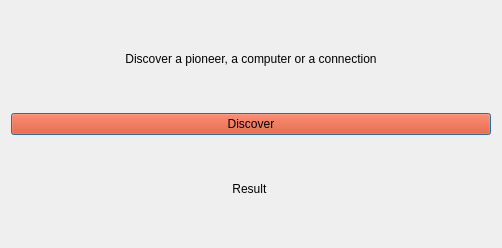
The window that hoopergui/discover_widget.ui (VLN1-15-30/fall-project) describes before a commit, drawn with Qt 5.
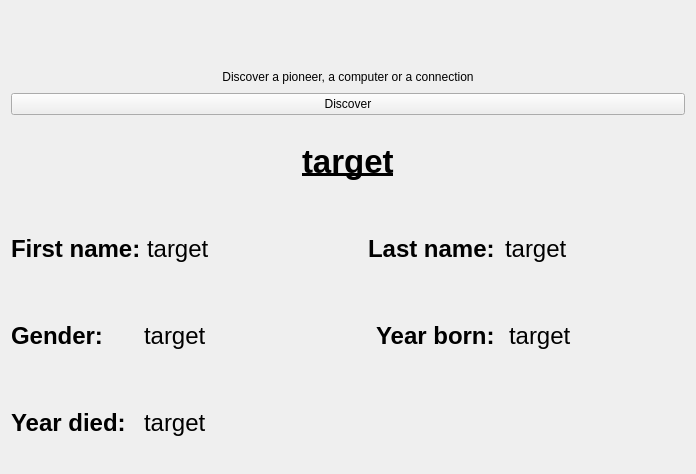
The same window after the commit. Icons and pictures are not drawn.

Commit message: discover interface and code

Patch:
```diff
--- a/hoopergui/discover_widget.ui
+++ b/hoopergui/discover_widget.ui
@@ -6,16 +6,53 @@
    <rect>
     <x>0</x>
     <y>0</y>
-    <width>502</width>
-    <height>248</height>
+    <width>696</width>
+    <height>474</height>
    </rect>
   </property>
   <property name="windowTitle">
    <string>Form</string>
   </property>
   <layout class="QVBoxLayout" name="verticalLayout">
+   <item alignment="Qt::AlignHCenter">
+    <widget class="QLabel" name="label">
+     <property name="sizePolicy">
+      <sizepolicy hsizetype="Fixed" vsizetype="Fixed">
+       <horstretch>0</horstretch>
+       <verstretch>0</verstretch>
+      </sizepolicy>
+     </property>
+     <property name="minimumSize">
+      <size>
+       <width>70</width>
+       <height>50</height>
+      </size>
+     </property>
+     <property name="maximumSize">
+      <size>
+       <width>70</width>
+       <height>50</height>
+      </size>
+     </property>
+     <property name="text">
+      <string/>
+     </property>
+     <property name="pixmap">
+      <pixmap resource="hooper_resource.qrc">:/hooper/prefix3/icon-eye.png</pixmap>
+     </property>
+     <property name="scaledContents">
+      <bool>true</bool>
+     </property>
+    </widget>
+   </item>
    <item>
     <widget class="QLabel" name="label_info">
+     <property name="maximumSize">
+      <size>
+       <width>16777215</width>
+       <height>20</height>
+      </size>
+     </property>
      <property name="text">
       <string>Discover a pioneer, a computer or a connection</string>
      </property>
@@ -26,421 +63,6 @@
    </item>
    <item>
     <widget class="QPushButton" name="pushButton_discover">
-     <property name="palette">
-      <palette>
-       <active>
-        <colorrole role="WindowText">
-         <brush brushstyle="SolidPattern">
-          <color alpha="255">
-           <red>0</red>
-           <green>0</green>
-           <blue>0</blue>
-          </color>
-         </brush>
-        </colorrole>
-        <colorrole role="Button">
-         <brush brushstyle="SolidPattern">
-          <color alpha="255">
-           <red>237</red>
-           <green>54</green>
-           <blue>0</blue>
-          </color>
-         </brush>
-        </colorrole>
-        <colorrole role="Light">
-         <brush brushstyle="SolidPattern">
-          <color alpha="255">
-           <red>255</red>
-           <green>136</green>
-           <blue>100</blue>
-          </color>
-         </brush>
-        </colorrole>
-        <colorrole role="Midlight">
-         <brush brushstyle="SolidPattern">
-          <color alpha="255">
-           <red>246</red>
-           <green>95</green>
-           <blue>50</blue>
-          </color>
-         </brush>
-        </colorrole>
-        <colorrole role="Dark">
-         <brush brushstyle="SolidPattern">
-          <color alpha="255">
-           <red>118</red>
-           <green>27</green>
-           <blue>0</blue>
-          </color>
-         </brush>
-        </colorrole>
-        <colorrole role="Mid">
-         <brush brushstyle="SolidPattern">
-          <color alpha="255">
-           <red>158</red>
-           <green>36</green>
-           <blue>0</blue>
-          </color>
-         </brush>
-        </colorrole>
-        <colorrole role="Text">
-         <brush brushstyle="SolidPattern">
-          <color alpha="255">
-           <red>0</red>
-           <green>0</green>
-           <blue>0</blue>
-          </color>
-         </brush>
-        </colorrole>
-        <colorrole role="BrightText">
-         <brush brushstyle="SolidPattern">
-          <color alpha="255">
-           <red>255</red>
-           <green>255</green>
-           <blue>255</blue>
-          </color>
-         </brush>
-        </colorrole>
-        <colorrole role="ButtonText">
-         <brush brushstyle="SolidPattern">
-          <color alpha="255">
-           <red>0</red>
-           <green>0</green>
-           <blue>0</blue>
-          </color>
-         </brush>
-        </colorrole>
-        <colorrole role="Base">
-         <brush brushstyle="SolidPattern">
-          <color alpha="255">
-           <red>255</red>
-           <green>255</green>
-           <blue>255</blue>
-          </color>
-         </brush>
-        </colorrole>
-        <colorrole role="Window">
-         <brush brushstyle="SolidPattern">
-          <color alpha="255">
-           <red>237</red>
-           <green>54</green>
-           <blue>0</blue>
-          </color>
-         </brush>
-        </colorrole>
-        <colorrole role="Shadow">
-         <brush brushstyle="SolidPattern">
-          <color alpha="255">
-           <red>0</red>
-           <green>0</green>
-           <blue>0</blue>
-          </color>
-         </brush>
-        </colorrole>
-        <colorrole role="AlternateBase">
-         <brush brushstyle="SolidPattern">
-          <color alpha="255">
-           <red>246</red>
-           <green>154</green>
-           <blue>127</blue>
-          </color>
-         </brush>
-        </colorrole>
-        <colorrole role="ToolTipBase">
-         <brush brushstyle="SolidPattern">
-          <color alpha="255">
-           <red>255</red>
-           <green>255</green>
-           <blue>220</blue>
-          </color>
-         </brush>
-        </colorrole>
-        <colorrole role="ToolTipText">
-         <brush brushstyle="SolidPattern">
-          <color alpha="255">
-           <red>0</red>
-           <green>0</green>
-           <blue>0</blue>
-          </color>
-         </brush>
-        </colorrole>
-       </active>
-       <inactive>
-        <colorrole role="WindowText">
-         <brush brushstyle="SolidPattern">
-          <color alpha="255">
-           <red>0</red>
-           <green>0</green>
-           <blue>0</blue>
-          </color>
-         </brush>
-        </colorrole>
-        <colorrole role="Button">
-         <brush brushstyle="SolidPattern">
-          <color alpha="255">
-           <red>237</red>
-           <green>54</green>
-           <blue>0</blue>
-          </color>
-         </brush>
-        </colorrole>
-        <colorrole role="Light">
-         <brush brushstyle="SolidPattern">
-          <color alpha="255">
-           <red>255</red>
-           <green>136</green>
-           <blue>100</blue>
-          </color>
-         </brush>
-        </colorrole>
-        <colorrole role="Midlight">
-         <brush brushstyle="SolidPattern">
-          <color alpha="255">
-           <red>246</red>
-           <green>95</green>
-           <blue>50</blue>
-          </color>
-         </brush>
-        </colorrole>
-        <colorrole role="Dark">
-         <brush brushstyle="SolidPattern">
-          <color alpha="255">
-           <red>118</red>
-           <green>27</green>
-           <blue>0</blue>
-          </color>
-         </brush>
-        </colorrole>
-        <colorrole role="Mid">
-         <brush brushstyle="SolidPattern">
-          <color alpha="255">
-           <red>158</red>
-           <green>36</green>
-           <blue>0</blue>
-          </color>
-         </brush>
-        </colorrole>
-        <colorrole role="Text">
-         <brush brushstyle="SolidPattern">
-          <color alpha="255">
-           <red>0</red>
-           <green>0</green>
-           <blue>0</blue>
-          </color>
-         </brush>
-        </colorrole>
-        <colorrole role="BrightText">
-         <brush brushstyle="SolidPattern">
-          <color alpha="255">
-           <red>255</red>
-           <green>255</green>
-           <blue>255</blue>
-          </color>
-         </brush>
-        </colorrole>
-        <colorrole role="ButtonText">
-         <brush brushstyle="SolidPattern">
-          <color alpha="255">
-           <red>0</red>
-           <green>0</green>
-           <blue>0</blue>
-          </color>
-         </brush>
-        </colorrole>
-        <colorrole role="Base">
-         <brush brushstyle="SolidPattern">
-          <color alpha="255">
-           <red>255</red>
-           <green>255</green>
-           <blue>255</blue>
-          </color>
-         </brush>
-        </colorrole>
-        <colorrole role="Window">
-         <brush brushstyle="SolidPattern">
-          <color alpha="255">
-           <red>237</red>
-           <green>54</green>
-           <blue>0</blue>
-          </color>
-         </brush>
-        </colorrole>
-        <colorrole role="Shadow">
-         <brush brushstyle="SolidPattern">
-          <color alpha="255">
-           <red>0</red>
-           <green>0</green>
-           <blue>0</blue>
-          </color>
-         </brush>
-        </colorrole>
-        <colorrole role="AlternateBase">
-         <brush brushstyle="SolidPattern">
-          <color alpha="255">
-           <red>246</red>
-           <green>154</green>
-           <blue>127</blue>
-          </color>
-         </brush>
-        </colorrole>
-        <colorrole role="ToolTipBase">
-         <brush brushstyle="SolidPattern">
-          <color alpha="255">
-           <red>255</red>
-           <green>255</green>
-           <blue>220</blue>
-          </color>
-         </brush>
-        </colorrole>
-        <colorrole role="ToolTipText">
-         <brush brushstyle="SolidPattern">
-          <color alpha="255">
-           <red>0</red>
-           <green>0</green>
-           <blue>0</blue>
-          </color>
-         </brush>
-        </colorrole>
-       </inactive>
-       <disabled>
-        <colorrole role="WindowText">
-         <brush brushstyle="SolidPattern">
-          <color alpha="255">
-           <red>118</red>
-           <green>27</green>
-           <blue>0</blue>
-          </color>
-         </brush>
-        </colorrole>
-        <colorrole role="Button">
-         <brush brushstyle="SolidPattern">
-          <color alpha="255">
-           <red>237</red>
-           <green>54</green>
-           <blue>0</blue>
-          </color>
-         </brush>
-        </colorrole>
-        <colorrole role="Light">
-         <brush brushstyle="SolidPattern">
-          <color alpha="255">
-           <red>255</red>
-           <green>136</green>
-           <blue>100</blue>
-          </color>
-         </brush>
-        </colorrole>
-        <colorrole role="Midlight">
-         <brush brushstyle="SolidPattern">
-          <color alpha="255">
-           <red>246</red>
-           <green>95</green>
-           <blue>50</blue>
-          </color>
-         </brush>
-        </colorrole>
-        <colorrole role="Dark">
-         <brush brushstyle="SolidPattern">
-          <color alpha="255">
-           <red>118</red>
-           <green>27</green>
-           <blue>0</blue>
-          </color>
-         </brush>
-        </colorrole>
-        <colorrole role="Mid">
-         <brush brushstyle="SolidPattern">
-          <color alpha="255">
-           <red>158</red>
-           <green>36</green>
-           <blue>0</blue>
-          </color>
-         </brush>
-        </colorrole>
-        <colorrole role="Text">
-         <brush brushstyle="SolidPattern">
-          <color alpha="255">
-           <red>118</red>
-           <green>27</green>
-           <blue>0</blue>
-          </color>
-         </brush>
-        </colorrole>
-        <colorrole role="BrightText">
-         <brush brushstyle="SolidPattern">
-          <color alpha="255">
-           <red>255</red>
-           <green>255</green>
-           <blue>255</blue>
-          </color>
-         </brush>
-        </colorrole>
-        <colorrole role="ButtonText">
-         <brush brushstyle="SolidPattern">
-          <color alpha="255">
-           <red>118</red>
-           <green>27</green>
-           <blue>0</blue>
-          </color>
-         </brush>
-        </colorrole>
-        <colorrole role="Base">
-         <brush brushstyle="SolidPattern">
-          <color alpha="255">
-           <red>237</red>
-           <green>54</green>
-           <blue>0</blue>
-          </color>
-         </brush>
-        </colorrole>
-        <colorrole role="Window">
-         <brush brushstyle="SolidPattern">
-          <color alpha="255">
-           <red>237</red>
-           <green>54</green>
-           <blue>0</blue>
-          </color>
-         </brush>
-        </colorrole>
-        <colorrole role="Shadow">
-         <brush brushstyle="SolidPattern">
-          <color alpha="255">
-           <red>0</red>
-           <green>0</green>
-           <blue>0</blue>
-          </color>
-         </brush>
-        </colorrole>
-        <colorrole role="AlternateBase">
-         <brush brushstyle="SolidPattern">
-          <color alpha="255">
-           <red>237</red>
-           <green>54</green>
-           <blue>0</blue>
-          </color>
-         </brush>
-        </colorrole>
-        <colorrole role="ToolTipBase">
-         <brush brushstyle="SolidPattern">
-          <color alpha="255">
-           <red>255</red>
-           <green>255</green>
-           <blue>220</blue>
-          </color>
-         </brush>
-        </colorrole>
-        <colorrole role="ToolTipText">
-         <brush brushstyle="SolidPattern">
-          <color alpha="255">
-           <red>0</red>
-           <green>0</green>
-           <blue>0</blue>
-          </color>
-         </brush>
-        </colorrole>
-       </disabled>
-      </palette>
-     </property>
      <property name="styleSheet">
       <string notr="true">background {rgb(131, 58, 255)}</string>
      </property>
@@ -448,26 +70,259 @@
       <string>Discover</string>
      </property>
      <property name="autoDefault">
-      <bool>false</bool>
+      <bool>true</bool>
      </property>
      <property name="default">
-      <bool>true</bool>
+      <bool>false</bool>
      </property>
      <property name="flat">
       <bool>false</bool>
      </property>
     </widget>
    </item>
-   <item>
-    <widget class="QLabel" name="label_result">
+   <item alignment="Qt::AlignHCenter|Qt::AlignVCenter">
+    <widget class="QLabel" name="label_target">
+     <property name="font">
+      <font>
+       <pointsize>25</pointsize>
+       <weight>75</weight>
+       <bold>true</bold>
+       <underline>true</underline>
+      </font>
+     </property>
      <property name="text">
-      <string>Result </string>
-     </property>
-     <property name="alignment">
-      <set>Qt::AlignCenter</set>
+      <string>target</string>
      </property>
     </widget>
    </item>
+   <item>
+    <layout class="QHBoxLayout" name="horizontalLayout">
+     <item alignment="Qt::AlignLeft">
+      <widget class="QLabel" name="label_define_1">
+       <property name="font">
+        <font>
+         <pointsize>18</pointsize>
+         <weight>75</weight>
+         <bold>true</bold>
+        </font>
+       </property>
+       <property name="text">
+        <string>First name:</string>
+       </property>
+      </widget>
+     </item>
+     <item>
+      <widget class="QLabel" name="label_target_1">
+       <property name="maximumSize">
+        <size>
+         <width>115</width>
+         <height>16777215</height>
+        </size>
+       </property>
+       <property name="font">
+        <font>
+         <pointsize>18</pointsize>
+        </font>
+       </property>
+       <property name="text">
+        <string>target</string>
+       </property>
+      </widget>
+     </item>
+     <item>
+      <spacer name="horizontalSpacer_4">
+       <property name="orientation">
+        <enum>Qt::Horizontal</enum>
+       </property>
+       <property name="sizeType">
+        <enum>QSizePolicy::Fixed</enum>
+       </property>
+       <property name="sizeHint" stdset="0">
+        <size>
+         <width>100</width>
+         <height>20</height>
+        </size>
+       </property>
+      </spacer>
+     </item>
+     <item alignment="Qt::AlignLeft">
+      <widget class="QLabel" name="label_define_2">
+       <property name="font">
+        <font>
+         <pointsize>18</pointsize>
+         <weight>75</weight>
+         <bold>true</bold>
+        </font>
+       </property>
+       <property name="text">
+        <string>Last name:</string>
+       </property>
+      </widget>
+     </item>
+     <item>
+      <widget class="QLabel" name="label_target_2">
+       <property name="font">
+        <font>
+         <pointsize>18</pointsize>
+        </font>
+       </property>
+       <property name="text">
+        <string>target</string>
+       </property>
+      </widget>
+     </item>
+     <item>
+      <spacer name="horizontalSpacer_3">
+       <property name="orientation">
+        <enum>Qt::Horizontal</enum>
+       </property>
+       <property name="sizeType">
+        <enum>QSizePolicy::Fixed</enum>
+       </property>
+       <property name="sizeHint" stdset="0">
+        <size>
+         <width>50</width>
+         <height>20</height>
+        </size>
+       </property>
+      </spacer>
+     </item>
+    </layout>
+   </item>
+   <item>
+    <layout class="QHBoxLayout" name="horizontalLayout_2">
+     <item alignment="Qt::AlignLeft">
+      <widget class="QLabel" name="label_define_3">
+       <property name="font">
+        <font>
+         <pointsize>18</pointsize>
+         <weight>75</weight>
+         <bold>true</bold>
+        </font>
+       </property>
+       <property name="text">
+        <string>Gender:</string>
+       </property>
+      </widget>
+     </item>
+     <item>
+      <widget class="QLabel" name="label_target_3">
+       <property name="font">
+        <font>
+         <pointsize>18</pointsize>
+        </font>
+       </property>
+       <property name="text">
+        <string>target</string>
+       </property>
+      </widget>
+     </item>
+     <item>
+      <spacer name="horizontalSpacer_5">
+       <property name="orientation">
+        <enum>Qt::Horizontal</enum>
+       </property>
+       <property name="sizeType">
+        <enum>QSizePolicy::Fixed</enum>
+       </property>
+       <property name="sizeHint" stdset="0">
+        <size>
+         <width>100</width>
+         <height>20</height>
+        </size>
+       </property>
+      </spacer>
+     </item>
+     <item alignment="Qt::AlignLeft">
+      <widget class="QLabel" name="label_define_4">
+       <property name="font">
+        <font>
+         <pointsize>18</pointsize>
+         <weight>75</weight>
+         <bold>true</bold>
+        </font>
+       </property>
+       <property name="text">
+        <string>Year born:</string>
+       </property>
+      </widget>
+     </item>
+     <item>
+      <widget class="QLabel" name="label_target_4">
+       <property name="font">
+        <font>
+         <pointsize>18</pointsize>
+        </font>
+       </property>
+       <property name="text">
+        <string>target</string>
+       </property>
+      </widget>
+     </item>
+     <item>
+      <spacer name="horizontalSpacer_2">
+       <property name="orientation">
+        <enum>Qt::Horizontal</enum>
+       </property>
+       <property name="sizeType">
+        <enum>QSizePolicy::Fixed</enum>
+       </property>
+       <property name="sizeHint" stdset="0">
+        <size>
+         <width>50</width>
+         <height>20</height>
+        </size>
+       </property>
+      </spacer>
+     </item>
+    </layout>
+   </item>
+   <item>
+    <layout class="QHBoxLayout" name="horizontalLayout_3">
+     <item>
+      <widget class="QLabel" name="label_define_5">
+       <property name="font">
+        <font>
+         <pointsize>18</pointsize>
+         <weight>75</weight>
+         <bold>true</bold>
+        </font>
+       </property>
+       <property name="text">
+        <string>Year died:</string>
+       </property>
+      </widget>
+     </item>
+     <item>
+      <widget class="QLabel" name="label_target_5">
+       <property name="font">
+        <font>
+         <pointsize>18</pointsize>
+        </font>
+       </property>
+       <property name="text">
+        <string>target</string>
+       </property>
+      </widget>
+     </item>
+     <item>
+      <spacer name="horizontalSpacer">
+       <property name="orientation">
+        <enum>Qt::Horizontal</enum>
+       </property>
+       <property name="sizeType">
+        <enum>QSizePolicy::Fixed</enum>
+       </property>
+       <property name="sizeHint" stdset="0">
+        <size>
+         <width>415</width>
+         <height>20</height>
+        </size>
+       </property>
+      </spacer>
+     </item>
+    </layout>
+   </item>
   </layout>
  </widget>
  <resources/>
```
Left out of the diff: 4 changed lines with no effect on the pictures. The commit also changes 4 other files.
